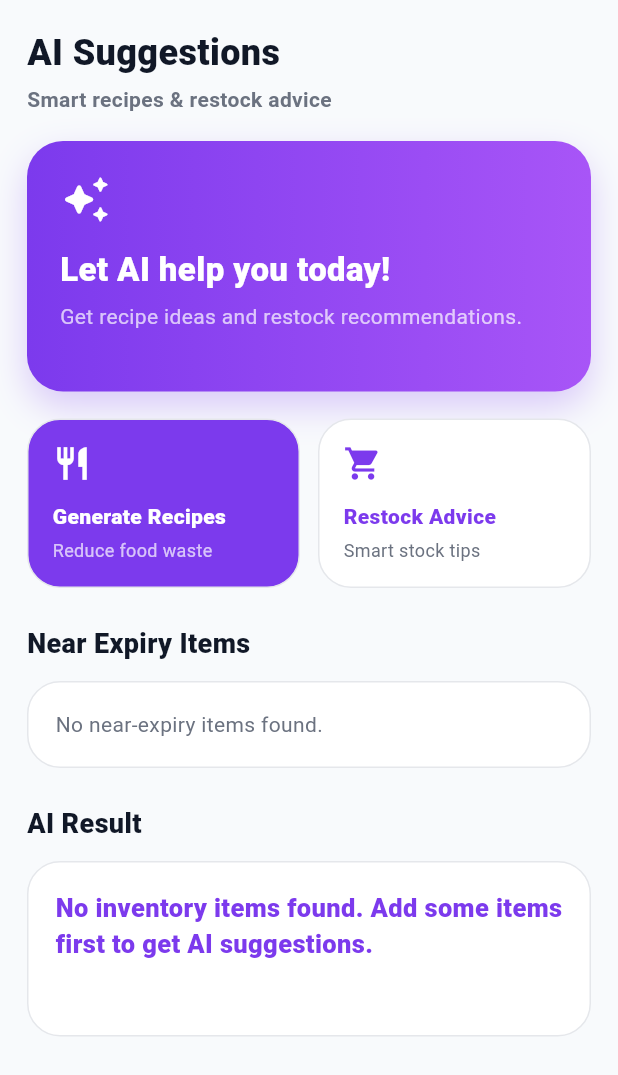
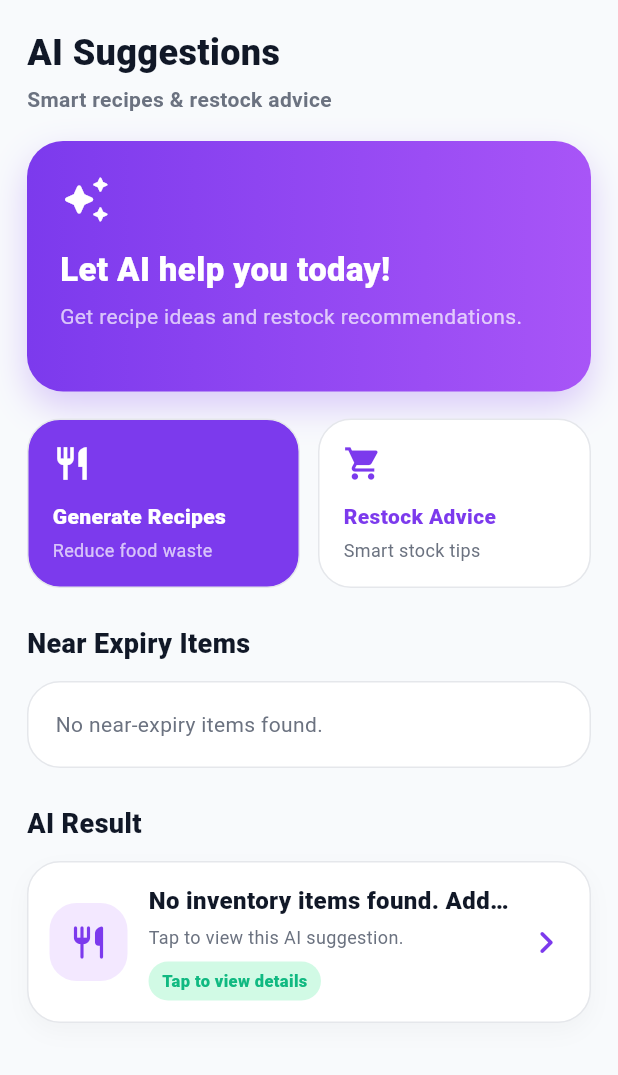
Before and after one commit to maple099/velora, a Flutter app: the SuggestionsPage screen opened by its route, after a tap on "Generate Recipes", on a phone screen of 412 x 824 dp. Shown: the top 1075 px of the screen. Run offline on Flutter 3.47's test engine with Material 3 defaults, Android fonts, the light colour scheme and no system bars; our stand-ins replace cloud_firestore, firebase_core, google_generative_ai; accounts and stored records are empty; Roboto replaces fonts that are missing (Poppins).

Commit message:
Velora Part 10.2 - Add clickable AI recipe result flow

```diff
--- /dev/null
+++ b/lib/widgets/suggestions/recipe_result_tile.dart
@@ -0,0 +1,110 @@
+import 'package:flutter/material.dart';
+
+class RecipeResultTile extends StatelessWidget {
+  final String title;
+  final String subtitle;
+  final VoidCallback onTap;
+
+  const RecipeResultTile({
+    super.key,
+    required this.title,
+    required this.subtitle,
+    required this.onTap,
+  });
+
+  @override
+  Widget build(BuildContext context) {
+    return InkWell(
+      borderRadius: BorderRadius.circular(22),
+      onTap: onTap,
+      child: Container(
+        width: double.infinity,
+        margin: const EdgeInsets.only(bottom: 14),
+        padding: const EdgeInsets.all(14),
+        decoration: BoxDecoration(
+          color: Colors.white,
+          borderRadius: BorderRadius.circular(22),
+          border: Border.all(color: const Color(0xFFE5E7EB)),
+          boxShadow: [
+            BoxShadow(
+              color: Colors.black.withValues(alpha: 0.03),
+              blurRadius: 12,
+              offset: const Offset(0, 6),
+            ),
+          ],
+        ),
+        child: Row(
+          children: [
+            Container(
+              width: 52,
+              height: 52,
+              decoration: BoxDecoration(
+                color: const Color(0xFFF3E8FF),
+                borderRadius: BorderRadius.circular(18),
+              ),
+              child: const Icon(
+                Icons.restaurant_rounded,
+                color: Color(0xFF7C3AED),
+                size: 26,
+              ),
+            ),
+            const SizedBox(width: 14),
+            Expanded(
+              child: Column(
+                crossAxisAlignment: CrossAxisAlignment.start,
+                children: [
+                  Text(
+                    title,
+                    maxLines: 1,
+                    overflow: TextOverflow.ellipsis,
+                    style: const TextStyle(
+                      fontSize: 16,
+                      fontWeight: FontWeight.w900,
+                      color: Color(0xFF111827),
+                    ),
+                  ),
+                  const SizedBox(height: 5),
+                  Text(
+                    subtitle,
+                    maxLines: 2,
+                    overflow: TextOverflow.ellipsis,
+                    style: const TextStyle(
+                      fontSize: 12,
+                      height: 1.3,
+                      color: Color(0xFF6B7280),
+                    ),
+                  ),
+                  const SizedBox(height: 8),
+                  Container(
+                    padding: const EdgeInsets.symmetric(
+                      horizontal: 9,
+                      vertical: 5,
+                    ),
+                    decoration: BoxDecoration(
+                      color: const Color(0xFFD1FAE5),
+                      borderRadius: BorderRadius.circular(99),
+                    ),
+                    child: const Text(
+                      'Tap to view details',
+                      style: TextStyle(
+                        color: Color(0xFF10B981),
+                        fontSize: 11,
+                        fontWeight: FontWeight.w800,
+                      ),
+                    ),
+                  ),
+                ],
+              ),
+            ),
+            const SizedBox(width: 8),
+            const Icon(
+              Icons.chevron_right_rounded,
+              color: Color(0xFF7C3AED),
+              size: 30,
+            ),
+          ],
+        ),
+      ),
+    );
+  }
+}
--- a/lib/widgets/suggestions/result_cards.dart
+++ b/lib/widgets/suggestions/result_cards.dart
@@ -1,45 +1,52 @@
 import 'package:flutter/material.dart';
+
+import '../../screens/suggestions/recipe_detail_page.dart';
+import 'recipe_result_tile.dart';
 
 class ResultCards extends StatelessWidget {
   final List<Map<String, String>> recipes;
 
   const ResultCards({super.key, required this.recipes});
 
+  String _previewText(String content) {
+    final clean = content
+        .replaceAll('*', '')
+        .replaceAll('#', '')
+        .replaceAll('-', '')
+        .trim();
+
+    final lines = clean
+        .split('\n')
+        .map((line) => line.trim())
+        .where((line) => line.isNotEmpty)
+        .toList();
+
+    if (lines.isEmpty) return 'Tap to view this AI suggestion.';
+
+    return lines.first.length > 80
+        ? '${lines.first.substring(0, 80)}...'
+        : lines.first;
+  }
+
   @override
   Widget build(BuildContext context) {
     return Column(
       children: recipes.map((recipe) {
-        return Container(
-          width: double.infinity,
-          margin: const EdgeInsets.only(bottom: 14),
-          padding: const EdgeInsets.all(18),
-          decoration: BoxDecoration(
-            color: Colors.white,
-            borderRadius: BorderRadius.circular(22),
-            border: Border.all(color: const Color(0xFFE5E7EB)),
-          ),
-          child: Column(
-            crossAxisAlignment: CrossAxisAlignment.start,
-            children: [
-              Text(
-                recipe['title'] ?? 'AI Suggestion',
-                style: const TextStyle(
-                  fontSize: 17,
-                  fontWeight: FontWeight.w900,
-                  color: Color(0xFF7C3AED),
-                ),
+        final title = recipe['title'] ?? 'AI Suggestion';
+        final content = recipe['content'] ?? '';
+
+        return RecipeResultTile(
+          title: title,
+          subtitle: _previewText(content),
+          onTap: () {
+            Navigator.push(
+              context,
+              MaterialPageRoute(
+                builder: (_) =>
+                    RecipeDetailPage(title: title, content: content),
               ),
-              const SizedBox(height: 10),
-              Text(
-                recipe['content'] ?? '',
-                style: const TextStyle(
-                  fontSize: 14,
-                  height: 1.5,
-                  color: Color(0xFF374151),
-                ),
-              ),
-            ],
-          ),
+            );
+          },
         );
       }).toList(),
     );
```
Also changed, not shown: lib/screens/suggestions/recipe_detail_page.dart (added, +116 -0 lines).
